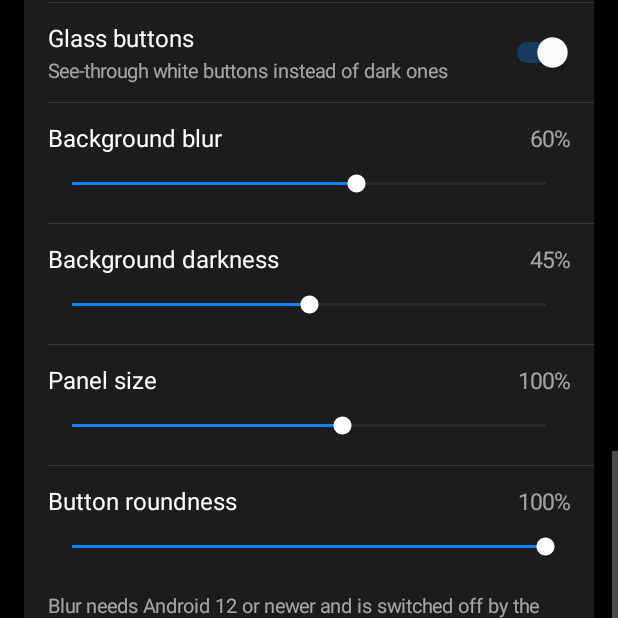
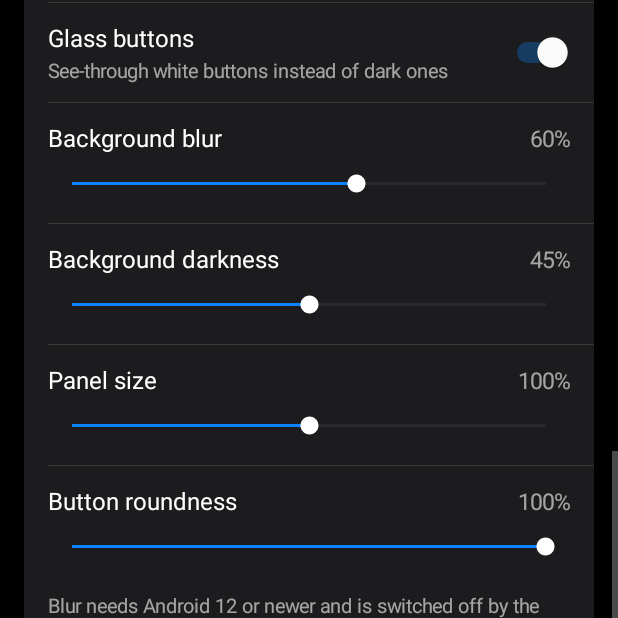
Before and after one commit to md-aquib01/Fable-control, an Android app: the screen it shows after launch (SettingsActivity), scrolled down 1730 dp, on a phone screen of 412 x 824 dp, the top half of it. Run offline under Robolectric (Android 15) with nearby library versions, the phone set to English and light mode, and no system bars.

Commit message:
Wider panel size range
Co-Authored-By: Claude Opus 5.5 <noreply@anthropic.com>
Claude-Session: https://claude.ai/code/session_01KZGnuLKTHqGfDkkzYz5C6B

```diff
--- a/app/build.gradle
+++ b/app/build.gradle
@@ -8,8 +8,8 @@ android {
         applicationId 'com.fable.control'
         minSdk 28
         targetSdk 28
-        versionCode 9
-        versionName '1.8'
+        versionCode 10
+        versionName '1.9'
     }
 
     signingConfigs {
--- a/app/src/main/java/com/fable/control/Panel.java
+++ b/app/src/main/java/com/fable/control/Panel.java
@@ -249,9 +249,9 @@ final class Panel implements PanelRoot.Host {
 
         float margin = Math.max(dp(16), W * 0.07f);
         float width = Math.min(W - 2 * margin, dp(420)) * sp.getInt(Prefs.SCALE, 100) / 100f;
-        width = Math.min(width, W - dp(12));
+        width = Math.min(width, W - dp(6));
         float top = sbH + dp(14);
-        float avail = H - top - navH - dp(60);
+        float avail = H - top - navH - dp(28);
         geometry(width);
         boolean conn = sp.getBoolean(Prefs.SEC_CONN, true);
         float total = hh + g * 0.7f + (conn ? 2 * u + 2 * g : 0) + placeFull(null, 0);
--- a/app/src/main/java/com/fable/control/SettingsActivity.java
+++ b/app/src/main/java/com/fable/control/SettingsActivity.java
@@ -247,7 +247,7 @@ public class SettingsActivity extends Activity {
         toggle(c, "Glass buttons", "See-through white buttons instead of dark ones", Prefs.GLASS, true);
         seek(c, "Background blur", Prefs.BLUR, 0, 100, 60, "%");
         seek(c, "Background darkness", Prefs.DIM, 0, 90, 45, "%");
-        seek(c, "Panel size", Prefs.SCALE, 80, 115, 100, "%");
+        seek(c, "Panel size", Prefs.SCALE, 75, 125, 100, "%");
         seek(c, "Button roundness", Prefs.ROUND, 45, 100, 100, "%");
         TextView note = text("Blur needs Android 12 or newer and is switched off by the system while Battery Saver is on.", 13, SUB, false);
         note.setPadding(dp(16), dp(4), dp(16), dp(14));
```
